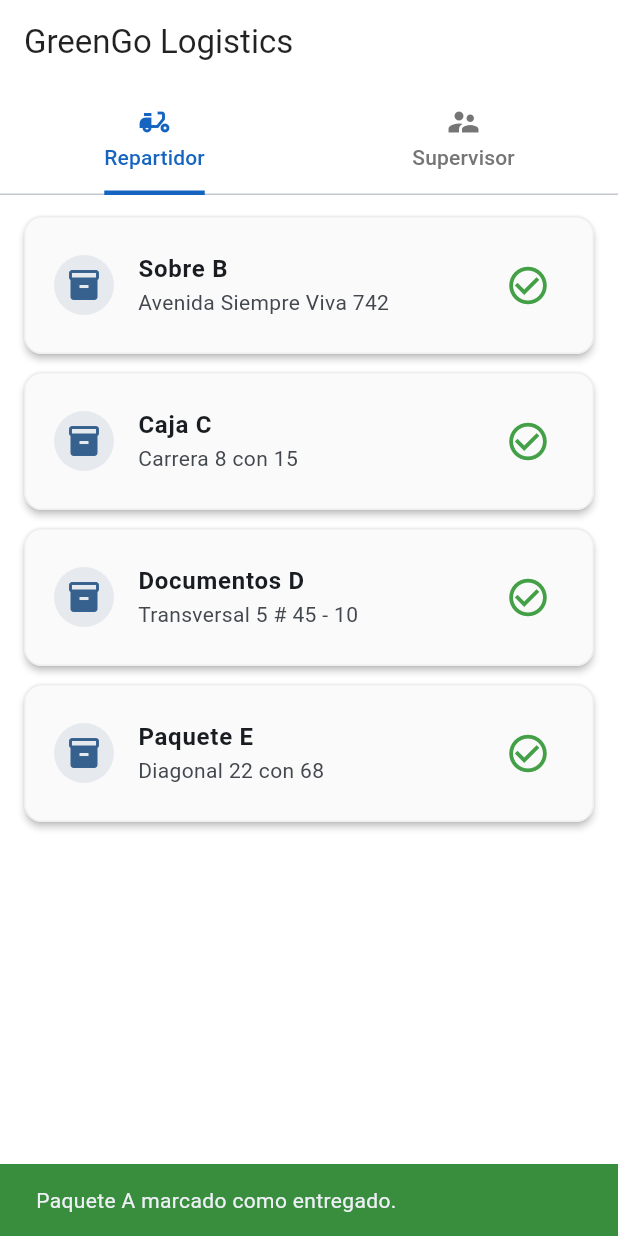
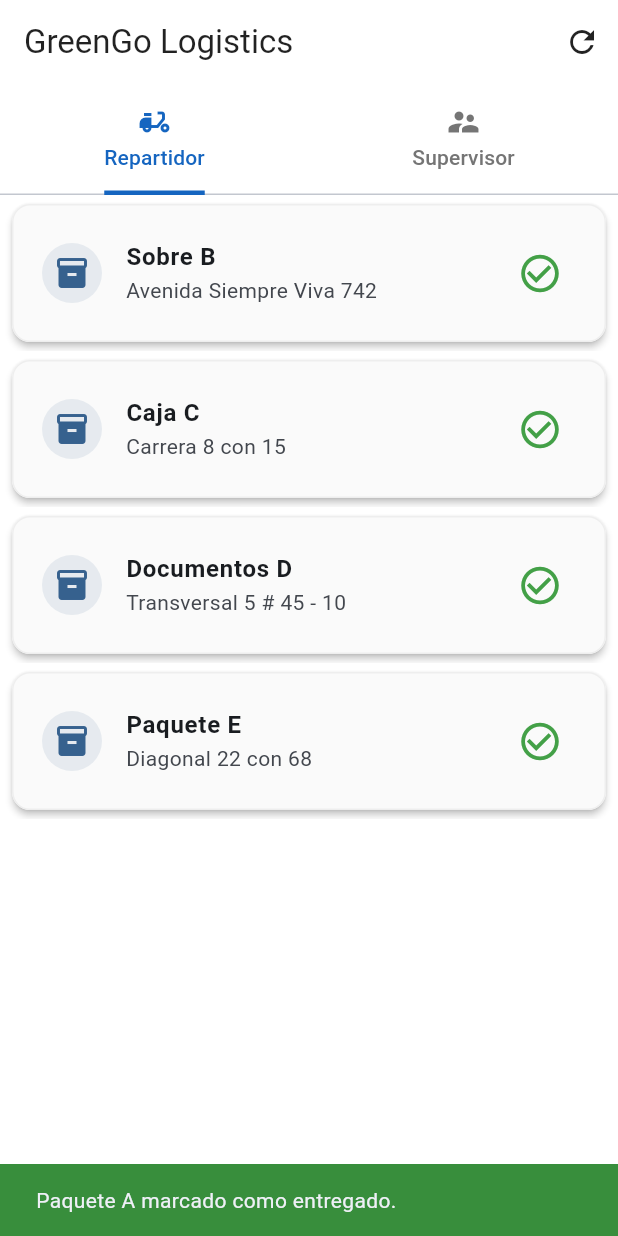
Before and after one commit to DiegoToscano04/flutterChallenge, a Flutter app: the screen it shows after launch, after a tap on the "check circle outline" icon, on a phone screen of 412 x 824 dp. Run offline on Flutter 3.47's test engine with Material 3 defaults, Android fonts, the phone set to English and light mode, and no system bars; our stand-ins replace rive, shared_preferences; missing offline and left inert: flutter_vibrate.

Commit message:
v2-greengo-logistics

```diff
--- a/greengo_logistics/lib/providers/pedidos_provider.dart
+++ b/greengo_logistics/lib/providers/pedidos_provider.dart
@@ -1,21 +1,22 @@
 // lib/providers/pedidos_provider.dart
 import 'package:flutter/material.dart';
+import 'package:shared_preferences/shared_preferences.dart';
+import 'dart:convert';
 import '../models/pedido_model.dart';
 
 class PedidosProvider with ChangeNotifier {
-  List<Pedido> _pedidos = [
-    Pedido(id: '1', producto: 'Paquete A', direccion: 'Calle Falsa 123'),
-    Pedido(id: '2', producto: 'Sobre B', direccion: 'Avenida Siempre Viva 742'),
-    Pedido(id: '3', producto: 'Caja C', direccion: 'Carrera 8 con 15'),
-    Pedido(id: '4', producto: 'Documentos D', direccion: 'Transversal 5 # 45 - 10'),
-    Pedido(id: '5', producto: 'Paquete E', direccion: 'Diagonal 22 con 68'),
-  ];
+  List<Pedido> _pedidos = []; // La lista empieza vacía
+
+  PedidosProvider() {
+    // Cuando el provider se crea, intentamos cargar los datos guardados
+    _loadPedidos();
+  }
 
   List<Pedido> get pedidos => _pedidos;
-
-  List<Pedido> get pedidosPendientes => _pedidos.where((p) => !p.completado).toList();
-
-  List<Pedido> get pedidosCompletados => _pedidos.where((p) => p.completado).toList();
+  List<Pedido> get pedidosPendientes =>
+      _pedidos.where((p) => !p.completado).toList();
+  List<Pedido> get pedidosCompletados =>
+      _pedidos.where((p) => p.completado).toList();
 
   double get porcentajeCompletado {
     if (_pedidos.isEmpty) return 0;
@@ -26,7 +27,72 @@ class PedidosProvider with ChangeNotifier {
     final index = _pedidos.indexWhere((pedido) => pedido.id == id);
     if (index != -1) {
       _pedidos[index].completado = true;
-      notifyListeners(); // Notifica a los widgets que escuchan para que se redibujen.
+      _savePedidos(); // Guardamos el estado cada vez que se marca uno
+      notifyListeners();
     }
   }
+
+  Future<void> resetPedidos() async {
+    final prefs = await SharedPreferences.getInstance();
+    await prefs.remove('pedidos_data'); // Borra los datos guardados
+    _pedidos = _getInitialData(); // Carga los datos iniciales de nuevo
+    notifyListeners();
+  }
+
+  Future<void> _savePedidos() async {
+    final prefs = await SharedPreferences.getInstance();
+    // Convertimos la lista de objetos Pedido a una lista de Mapas
+    final List<Map<String, dynamic>> data = _pedidos
+        .map(
+          (pedido) => {
+            'id': pedido.id,
+            'producto': pedido.producto,
+            'direccion': pedido.direccion,
+            'completado': pedido.completado,
+          },
+        )
+        .toList();
+    // Lo guardamos como un String en formato JSON
+    prefs.setString('pedidos_data', json.encode(data));
+  }
+
+  Future<void> _loadPedidos() async {
+    final prefs = await SharedPreferences.getInstance();
+    if (!prefs.containsKey('pedidos_data')) {
+      // Si no hay datos guardados, cargamos los datos iniciales
+      _pedidos = _getInitialData();
+    } else {
+      final extractedData =
+          json.decode(prefs.getString('pedidos_data')!) as List<dynamic>;
+      _pedidos = extractedData
+          .map(
+            (item) => Pedido(
+              id: item['id'],
+              producto: item['producto'],
+              direccion: item['direccion'],
+              completado: item['completado'],
+            ),
+          )
+          .toList();
+    }
+    notifyListeners();
+  }
+
+  List<Pedido> _getInitialData() {
+    return [
+      Pedido(id: '1', producto: 'Paquete A', direccion: 'Calle Falsa 123'),
+      Pedido(
+        id: '2',
+        producto: 'Sobre B',
+        direccion: 'Avenida Siempre Viva 742',
+      ),
+      Pedido(id: '3', producto: 'Caja C', direccion: 'Carrera 8 con 15'),
+      Pedido(
+        id: '4',
+        producto: 'Documentos D',
+        direccion: 'Transversal 5 # 45 - 10',
+      ),
+      Pedido(id: '5', producto: 'Paquete E', direccion: 'Diagonal 22 con 68'),
+    ];
+  }
 }
--- a/greengo_logistics/lib/screens/home_screen.dart
+++ b/greengo_logistics/lib/screens/home_screen.dart
@@ -2,6 +2,8 @@
 import 'package:flutter/material.dart';
 import 'repartidor_screen.dart';
 import 'supervisor_screen.dart';
+import 'package:provider/provider.dart'; // <-- Importa provider
+import '../providers/pedidos_provider.dart'; // <-- Importa el provider
 
 class HomeScreen extends StatelessWidget {
   const HomeScreen({super.key});
@@ -13,6 +15,20 @@ class HomeScreen extends StatelessWidget {
       child: Scaffold(
         appBar: AppBar(
           title: Text('GreenGo Logistics'),
+          actions: [
+            // <-- AÑADE ESTA SECCIÓN
+            IconButton(
+              icon: const Icon(Icons.refresh),
+              tooltip: 'Resetear datos',
+              onPressed: () {
+                // Llama a la función de reseteo
+                Provider.of<PedidosProvider>(
+                  context,
+                  listen: false,
+                ).resetPedidos();
+              },
+            ),
+          ],
           bottom: TabBar(
             tabs: [
               Tab(icon: Icon(Icons.delivery_dining), text: 'Repartidor'),
@@ -20,12 +36,7 @@ class HomeScreen extends StatelessWidget {
             ],
           ),
         ),
-        body: TabBarView(
-          children: [
-            RepartidorScreen(),
-            SupervisorScreen(),
-          ],
-        ),
+        body: TabBarView(children: [RepartidorScreen(), SupervisorScreen()]),
       ),
     );
   }
--- a/greengo_logistics/lib/screens/repartidor_screen.dart
+++ b/greengo_logistics/lib/screens/repartidor_screen.dart
@@ -2,37 +2,52 @@
 import 'package:flutter/material.dart';
 import 'package:provider/provider.dart';
 import '../providers/pedidos_provider.dart';
+import '../models/pedido_model.dart';
+import 'package:flutter_vibrate/flutter_vibrate.dart';
 
-class RepartidorScreen extends StatelessWidget {
+class RepartidorScreen extends StatefulWidget {
   const RepartidorScreen({super.key});
 
   @override
-  Widget build(BuildContext context) {
-    final pedidosProvider = Provider.of<PedidosProvider>(context);
-    final pedidosPendientes = pedidosProvider.pedidosPendientes;
+  State<RepartidorScreen> createState() => _RepartidorScreenState();
+}
 
-    if (pedidosPendientes.isEmpty) {
-      return Center(
-        child: Column(
-          mainAxisAlignment: MainAxisAlignment.center,
-          children: [
-            Icon(Icons.done_all, size: 80, color: Colors.green[600]),
-            const SizedBox(height: 16),
-            Text(
-              '¡No hay entregas pendientes!',
-              style: Theme.of(context).textTheme.headlineSmall,
-            ),
-          ],
+class _RepartidorScreenState extends State<RepartidorScreen> {
+  // 1. La "llave" para controlar nuestra AnimatedList
+  final GlobalKey<AnimatedListState> _listKey = GlobalKey<AnimatedListState>();
+
+  void _marcarComoEntregado(Pedido pedido, int index) {
+    // Obtenemos el provider sin escuchar cambios para usarlo en callbacks
+    final pedidosProvider = Provider.of<PedidosProvider>(context, listen: false);
+
+    Vibrate.feedback(FeedbackType.success);
+    // 2. Animación de eliminación
+    _listKey.currentState?.removeItem(
+      index,
+      (context, animation) => _buildItem(pedido, animation, index),
+      duration: const Duration(milliseconds: 300),
+    );
+
+    // 3. Esperamos un poco a que la animación termine antes de actualizar el estado
+    Future.delayed(const Duration(milliseconds: 350), () {
+      pedidosProvider.marcarComoEntregado(pedido.id);
+      ScaffoldMessenger.of(context).showSnackBar(
+        SnackBar(
+          content: Text('${pedido.producto} marcado como entregado.'),
+          backgroundColor: Colors.green[700],
+          duration: const Duration(seconds: 2),
         ),
       );
-    }
+    });
+  }
 
-    return ListView.builder(
-      padding: const EdgeInsets.all(8.0),
-      itemCount: pedidosPendientes.length,
-      itemBuilder: (ctx, i) {
-        final pedido = pedidosPendientes[i];
-        return Card(
+  // Widget para construir cada elemento de la lista con su animación
+  Widget _buildItem(Pedido pedido, Animation<double> animation, int index) {
+    return SizeTransition(
+      sizeFactor: animation,
+      child: FadeTransition(
+        opacity: animation,
+        child: Card(
           margin: const EdgeInsets.symmetric(horizontal: 8, vertical: 6),
           child: ListTile(
             contentPadding: const EdgeInsets.symmetric(horizontal: 20, vertical: 10),
@@ -46,23 +61,45 @@ class RepartidorScreen extends StatelessWidget {
             title: Text(pedido.producto, style: const TextStyle(fontWeight: FontWeight.bold)),
             subtitle: Text(pedido.direccion),
             trailing: IconButton(
-              icon: Icon(
-                Icons.check_circle_outline,
-                color: Colors.green[600],
-                size: 30,
-              ),
-              onPressed: () {
-                pedidosProvider.marcarComoEntregado(pedido.id);
-                ScaffoldMessenger.of(context).showSnackBar(
-                  SnackBar(
-                    content: Text('${pedido.producto} marcado como entregado.'),
-                    backgroundColor: Colors.green[700],
-                    duration: const Duration(seconds: 2),
-                  ),
-                );
-              },
+              icon: Icon(Icons.check_circle_outline, color: Colors.green[600], size: 30),
+              onPressed: () => _marcarComoEntregado(pedido, index),
             ),
           ),
+        ),
+      ),
+    );
+  }
+
+  @override
+  Widget build(BuildContext context) {
+    // Usamos un Consumer para que solo la lista se reconstruya cuando cambian los datos
+    return Consumer<PedidosProvider>(
+      builder: (context, pedidosProvider, child) {
+        final pedidosPendientes = pedidosProvider.pedidosPendientes;
+
+        if (pedidosPendientes.isEmpty) {
+          return Center(
+            child: Column(
+              mainAxisAlignment: MainAxisAlignment.center,
+              children: [
+                Icon(Icons.done_all, size: 80, color: Colors.green[600]),
+                const SizedBox(height: 16),
+                Text(
+                  '¡No hay entregas pendientes!',
+                  style: Theme.of(context).textTheme.headlineSmall,
+                ),
+              ],
+            ),
+          );
+        }
+
+        return AnimatedList(
+          key: _listKey,
+          initialItemCount: pedidosPendientes.length,
+          itemBuilder: (context, index, animation) {
+            final pedido = pedidosPendientes[index];
+            return _buildItem(pedido, animation, index);
+          },
         );
       },
     );
--- a/greengo_logistics/lib/screens/supervisor_screen.dart
+++ b/greengo_logistics/lib/screens/supervisor_screen.dart
@@ -1,8 +1,8 @@
 // lib/screens/supervisor_screen.dart
 import 'package:flutter/material.dart';
 import 'package:provider/provider.dart';
+import 'package:rive/rive.dart';
 import '../providers/pedidos_provider.dart';
-import 'package:rive/rive.dart';
 
 class SupervisorScreen extends StatelessWidget {
   const SupervisorScreen({super.key});
@@ -12,8 +12,6 @@ class SupervisorScreen extends StatelessWidget {
     final pedidosProvider = Provider.of<PedidosProvider>(context);
     final todosLosPedidos = pedidosProvider.pedidos;
     final porcentaje = pedidosProvider.porcentajeCompletado;
-
-    // Condición para mostrar la vista de "Completado"
     if (porcentaje == 100.0) {
       return Center(
         child: Padding(
@@ -60,14 +58,13 @@ class SupervisorScreen extends StatelessWidget {
             fit: BoxFit.none,
           ),
         ),
-
         Card(
           margin: const EdgeInsets.fromLTRB(
             15,
             0,
             15,
             15,
-          ), // Reducimos el margen superior de la tarjeta
+          ),
           child: Padding(
             padding: const EdgeInsets.all(16.0),
             child: Column(
@@ -79,12 +76,20 @@ class SupervisorScreen extends StatelessWidget {
                   ).textTheme.titleLarge?.copyWith(fontWeight: FontWeight.bold),
                 ),
                 const SizedBox(height: 15),
-                LinearProgressIndicator(
-                  value: porcentaje / 100,
-                  minHeight: 12,
-                  backgroundColor: Colors.grey[200],
-                  valueColor: AlwaysStoppedAnimation<Color>(Colors.blue[600]!),
-                  borderRadius: BorderRadius.circular(6),
+                TweenAnimationBuilder<double>(
+                  tween: Tween<double>(begin: 0, end: porcentaje / 100),
+                  duration: const Duration(milliseconds: 750),
+                  builder: (context, value, child) {
+                    return LinearProgressIndicator(
+                      value: value,
+                      minHeight: 12,
+                      backgroundColor: Colors.grey[200],
+                      valueColor: AlwaysStoppedAnimation<Color>(
+                        Colors.blue[600]!,
+                      ),
+                      borderRadius: BorderRadius.circular(6),
+                    );
+                  },
                 ),
                 const SizedBox(height: 10),
                 Text(
@@ -95,7 +100,6 @@ class SupervisorScreen extends StatelessWidget {
             ),
           ),
         ),
-
         Expanded(
           child: ListView.builder(
             padding: const EdgeInsets.only(bottom: 10),
@@ -113,9 +117,7 @@ class SupervisorScreen extends StatelessWidget {
                     leading: CircleAvatar(
                       backgroundColor: pedido.completado
                           ? Colors.grey
-                          : Theme.of(
-                              context,
-                            ).colorScheme.primary, // Azul del tema
+                          : Theme.of(context).colorScheme.primary,
                       child: Icon(
                         pedido.completado ? Icons.check : Icons.inventory_2,
                         color: Colors.white,
--- a/greengo_logistics/pubspec.yaml
+++ b/greengo_logistics/pubspec.yaml
@@ -36,6 +36,9 @@ dependencies:
   cupertino_icons: ^1.0.8
   provider: ^6.1.5+1
   rive: ^0.13.20
+  shared_preferences: ^2.5.3
+  flutter_vibrate: ^1.3.0
+  confetti: ^0.7.0
 
 dev_dependencies:
   flutter_test:
```
Also changed, not shown: greengo_logistics/pubspec.lock.
